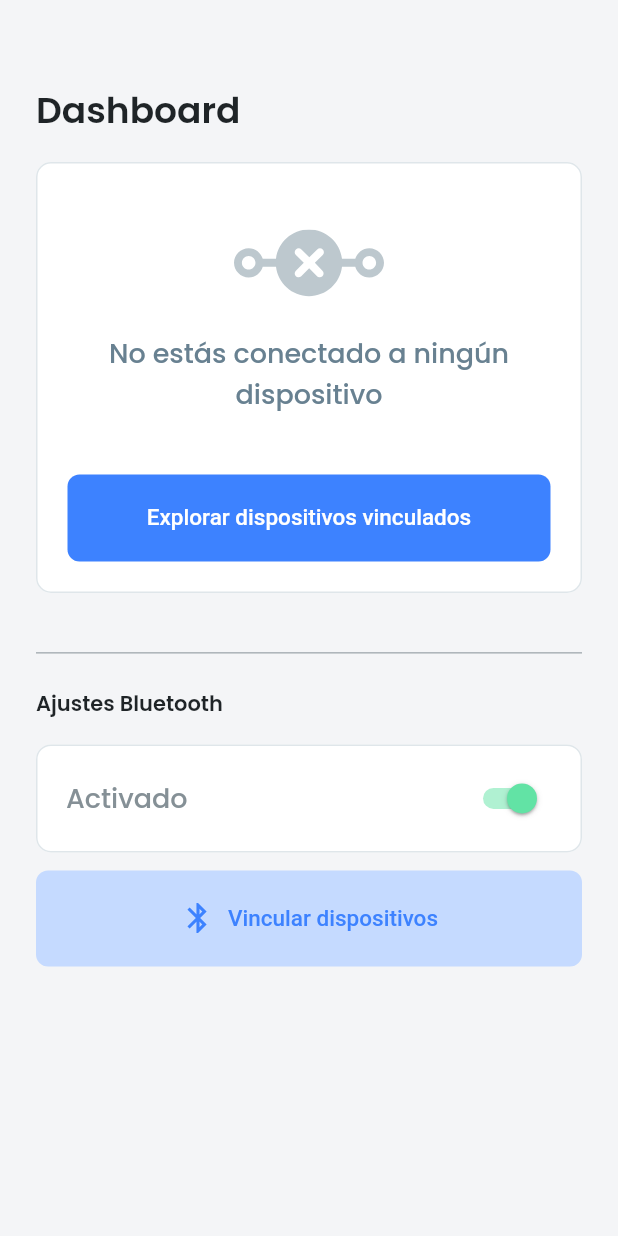
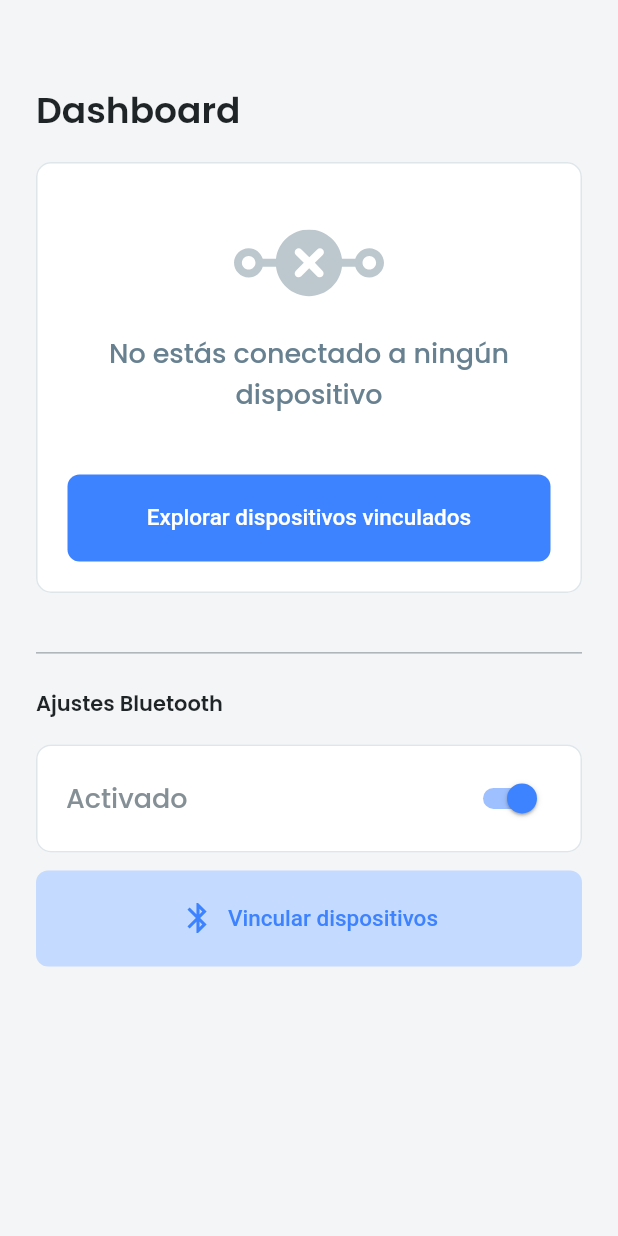
Before and after one commit to mariasimo/flutter-bluetooth, a Flutter app: the screen it shows after launch, on a phone screen of 412 x 824 dp. Run offline on Flutter 3.47's test engine with Material 2 defaults, Android fonts, the phone set to English and light mode, and no system bars; our stand-ins replace flutter_bluetooth_serial, flutter_svg; statements that could not run were skipped.

Commit message:
styles:minor change

```diff
--- a/lib/pages/Dashboard.dart
+++ b/lib/pages/Dashboard.dart
@@ -170,6 +170,7 @@
                                 .copyWith(color: Theme.BBColors.grey[300])),
                     value: _bluetoothState.isEnabled,
                     onChanged: handleBTEnablement,
+                    activeColor: Theme.BBColors.blue[500],
                   ),
                 ),
               ),
```
Also changed, not shown: 2 other files.
